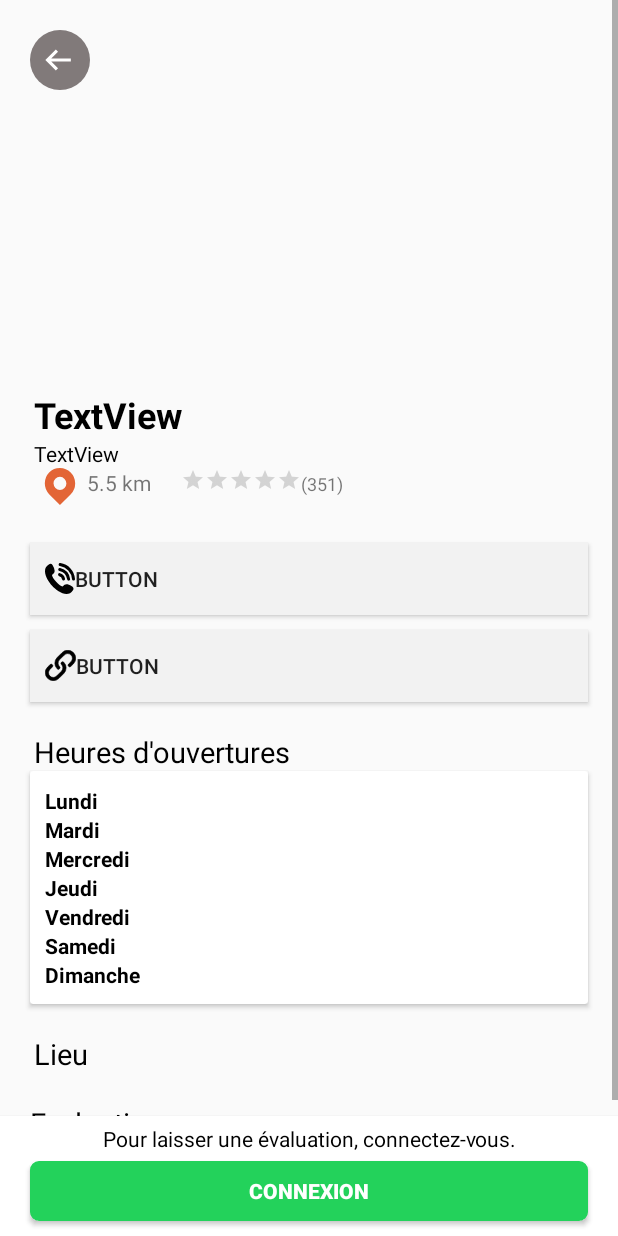
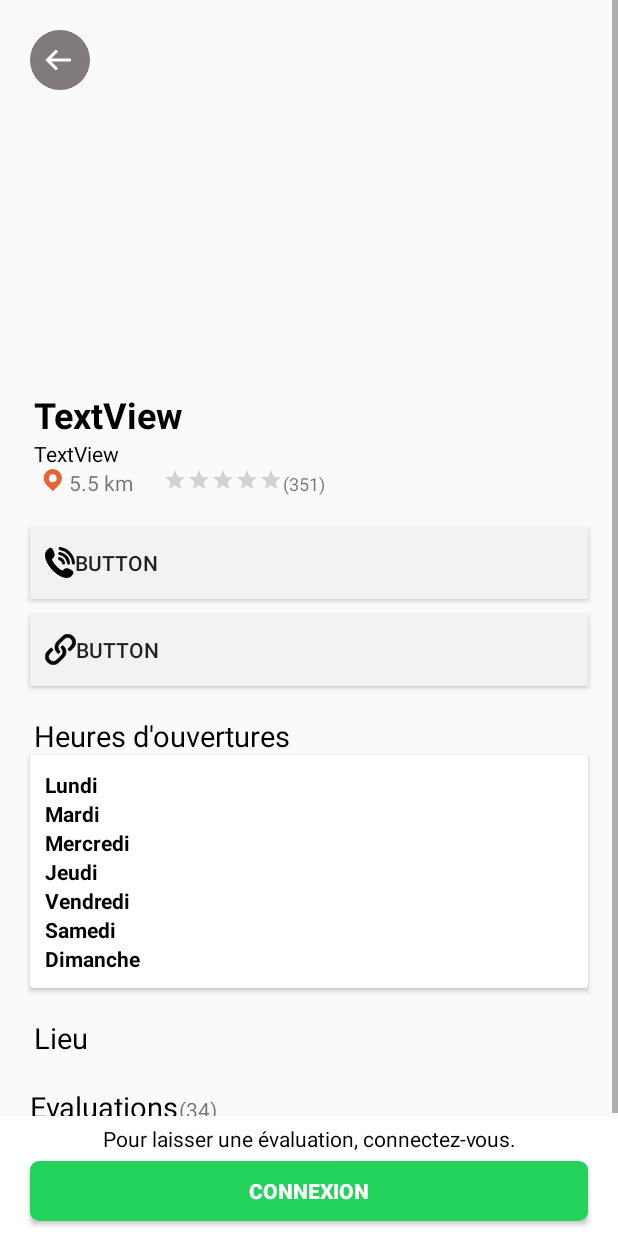
Before and after one commit to mtbrault/KungryProject, an Android app: the RestaurantActivity screen opened directly, with no data from a screen before it, on a phone screen of 412 x 824 dp. Run offline under Robolectric (Android 15) with nearby library versions, the phone set to English and light mode, and no system bars; our stand-ins replace Picasso; pictures from the network do not load.

Commit message:
Fix size of pin

```diff
--- a/MP/app/src/main/java/ca/ulaval/ima/mp/services/API.java
+++ b/MP/app/src/main/java/ca/ulaval/ima/mp/services/API.java
@@ -47,14 +47,14 @@ public class API extends OkHttpClient {
 
     public void getRestaurants(Callback callback) {
         final Request request = new Request.Builder()
-                .url(URL + "/restaurant?latitude=" + this.latitude + "&longitude=" + this.longitude)
+                .url(URL + "/restaurant/search?latitude=" + this.latitude + "&longitude=" + this.longitude + "&radius=" + this.distance)
                 .build();
         newCall(request).enqueue(callback);
     }
 
     public void getRestaurants(int page, Callback callback) {
         final Request request = new Request.Builder()
-                .url(URL + "/restaurant?page=" + page + "&latitude=" + this.latitude + "&longitude=" + this.longitude)
+                .url(URL + "/restaurant/search?page=" + page + "&latitude=" + this.latitude + "&longitude=" + this.longitude + "&radius=" + this.distance)
                 .build();
 
         newCall(request).enqueue(callback);
--- a/MP/app/src/main/res/layout/activity_restaurant.xml
+++ b/MP/app/src/main/res/layout/activity_restaurant.xml
@@ -68,7 +68,7 @@
                     android:layout_height="wrap_content"
                     android:layout_marginLeft="20dp"
                     android:layout_weight="0"
-                    android:drawableLeft="@drawable/icone_pin"
+                    android:drawableLeft="@drawable/icone_pin_small"
                     android:text="5.5 km" />
 
                 <RatingBar
```
